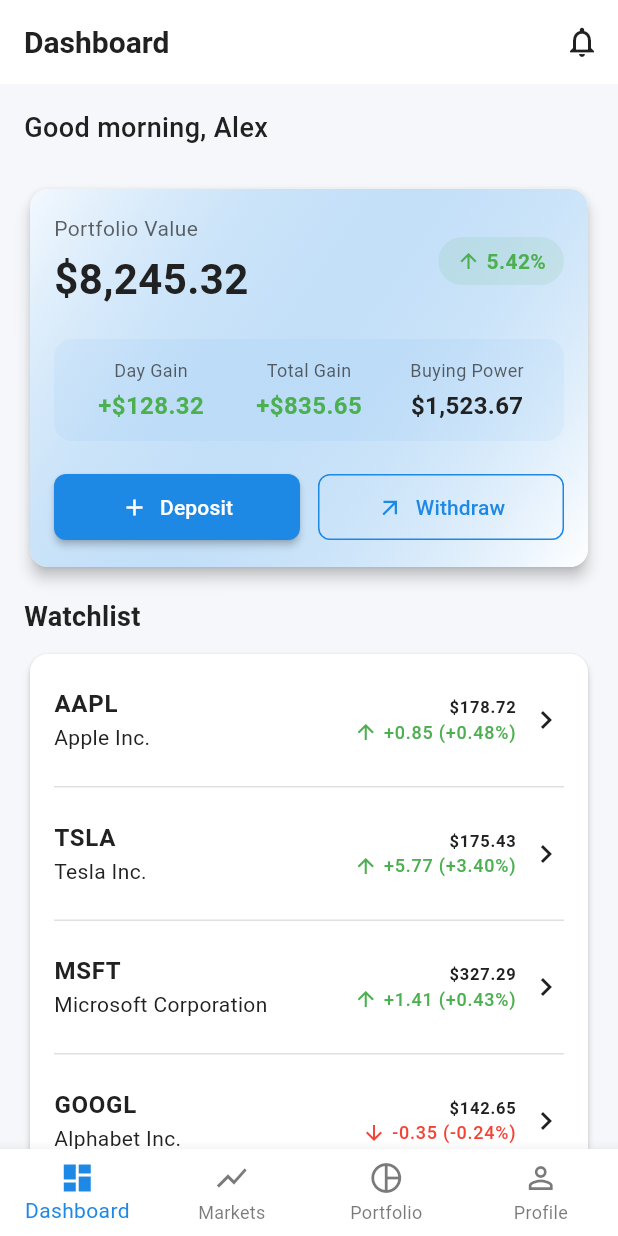
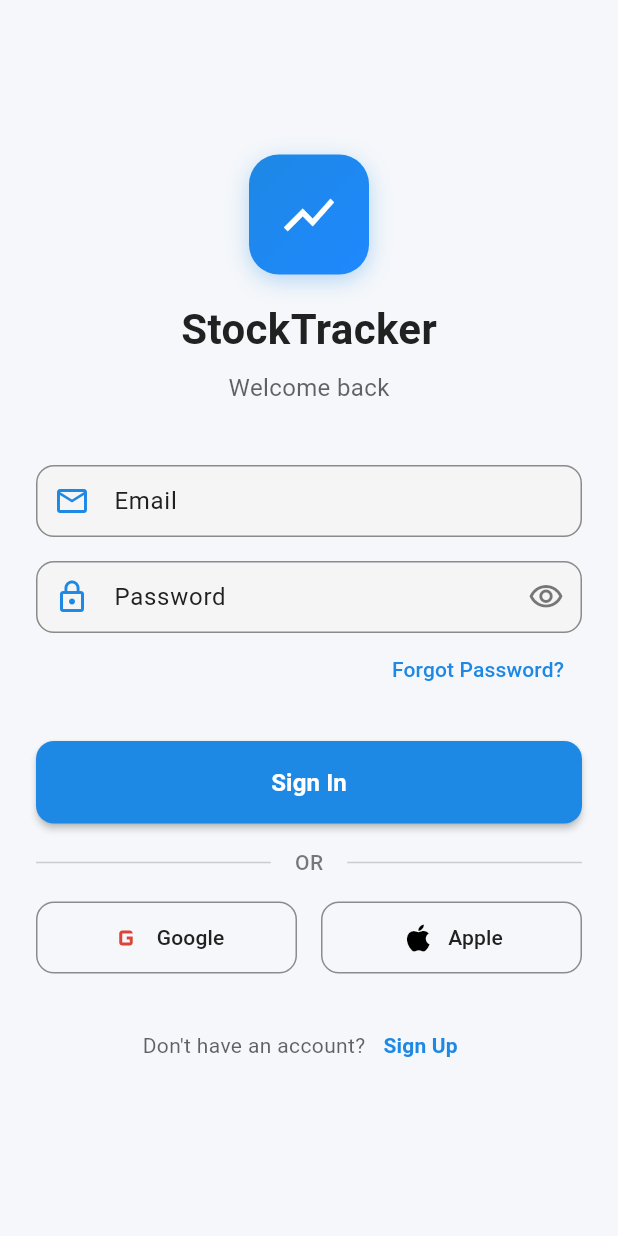
Before and after one commit to SantillanPs/Evallar_midterm, a Flutter app: the screen it shows after launch, on a phone screen of 412 x 824 dp. Run offline on Flutter 3.47's test engine with Material 3 defaults, Android fonts, the phone set to English and light mode, and no system bars.

```diff
--- a/lib/screens/dashboard_screen.dart
+++ b/lib/screens/dashboard_screen.dart
@@ -22,48 +22,48 @@ class DashboardScreen extends StatelessWidget {
           ),
         ],
       ),
-      body: SafeArea(
+      body: const SafeArea(
         child: SingleChildScrollView(
-          padding: const EdgeInsets.all(16.0),
+          padding: EdgeInsets.all(16.0),
           child: Column(
             crossAxisAlignment: CrossAxisAlignment.start,
             children: [
               // Welcome message
-              const Text(
+              Text(
                 'Good morning, Alex',
                 style: TextStyle(fontSize: 18, fontWeight: FontWeight.w500),
               ),
-              const SizedBox(height: 24),
+              SizedBox(height: 24),
 
               // Portfolio summary
-              const PortfolioSummaryCard(),
-              const SizedBox(height: 16),
+              PortfolioSummaryCard(),
+              SizedBox(height: 16),
 
               // Watchlist
-              const Text(
+              Text(
                 'Watchlist',
                 style: TextStyle(fontSize: 18, fontWeight: FontWeight.bold),
               ),
-              const SizedBox(height: 8),
-              const WatchlistCard(),
-              const SizedBox(height: 16),
+              SizedBox(height: 8),
+              WatchlistCard(),
+              SizedBox(height: 16),
 
               // Market overview
-              const Text(
+              Text(
                 'Market Overview',
                 style: TextStyle(fontSize: 18, fontWeight: FontWeight.bold),
               ),
-              const SizedBox(height: 8),
-              const MarketOverviewCard(),
-              const SizedBox(height: 16),
+              SizedBox(height: 8),
+              MarketOverviewCard(),
+              SizedBox(height: 16),
 
               // Recent transactions
-              const Text(
+              Text(
                 'Recent Transactions',
                 style: TextStyle(fontSize: 18, fontWeight: FontWeight.bold),
               ),
-              const SizedBox(height: 8),
-              const RecentTransactionsCard(),
+              SizedBox(height: 8),
+              RecentTransactionsCard(),
             ],
           ),
         ),
--- /dev/null
+++ b/lib/screens/login_screen.dart
@@ -0,0 +1,537 @@
+import 'package:flutter/material.dart';
+import '../services/auth_service.dart';
+
+class LoginScreen extends StatefulWidget {
+  const LoginScreen({Key? key}) : super(key: key);
+
+  @override
+  State<LoginScreen> createState() => _LoginScreenState();
+}
+
+class _LoginScreenState extends State<LoginScreen>
+    with SingleTickerProviderStateMixin {
+  final _formKey = GlobalKey<FormState>();
+  final _emailController = TextEditingController();
+  final _passwordController = TextEditingController();
+  final _authService = AuthService();
+
+  bool _isLoading = false;
+  bool _isSignUp = false;
+  bool _obscurePassword = true;
+  String? _errorMessage;
+
+  late AnimationController _animationController;
+  late Animation<double> _fadeAnimation;
+
+  @override
+  void initState() {
+    super.initState();
+    _animationController = AnimationController(
+      vsync: this,
+      duration: const Duration(milliseconds: 500),
+    );
+    _fadeAnimation = Tween<double>(begin: 0.0, end: 1.0).animate(
+      CurvedAnimation(
+        parent: _animationController,
+        curve: Curves.easeIn,
+      ),
+    );
+    _animationController.forward();
+  }
+
+  @override
+  void dispose() {
+    _emailController.dispose();
+    _passwordController.dispose();
+    _animationController.dispose();
+    super.dispose();
+  }
+
+  Future<void> _submitForm() async {
+    if (_formKey.currentState?.validate() ?? false) {
+      setState(() {
+        _isLoading = true;
+        _errorMessage = null;
+      });
+
+      try {
+        bool success;
+        if (_isSignUp) {
+          success = await _authService.signUpWithEmailAndPassword(
+            _emailController.text,
+            _passwordController.text,
+          );
+        } else {
+          success = await _authService.signInWithEmailAndPassword(
+            _emailController.text,
+            _passwordController.text,
+          );
+        }
+
+        if (!success && mounted) {
+          setState(() {
+            _errorMessage = _isSignUp
+                ? 'Failed to create account. Please try again.'
+                : 'Invalid email or password.';
+          });
+        }
+      } catch (e) {
+        if (mounted) {
+          setState(() {
+            _errorMessage = 'An error occurred. Please try again.';
+          });
+        }
+      } finally {
+        if (mounted) {
+          setState(() {
+            _isLoading = false;
+          });
+        }
+      }
+    }
+  }
+
+  void _toggleAuthMode() {
+    setState(() {
+      _isSignUp = !_isSignUp;
+      _errorMessage = null;
+    });
+    _animationController.reset();
+    _animationController.forward();
+  }
+
+  Future<void> _resetPassword() async {
+    if (_emailController.text.isEmpty) {
+      setState(() {
+        _errorMessage = 'Please enter your email address.';
+      });
+      return;
+    }
+
+    setState(() {
+      _isLoading = true;
+      _errorMessage = null;
+    });
+
+    try {
+      final success = await _authService.resetPassword(_emailController.text);
+      if (mounted) {
+        ScaffoldMessenger.of(context).showSnackBar(
+          SnackBar(
+            content: Text(
+              success
+                  ? 'Password reset email sent!'
+                  : 'Failed to send reset email.',
+            ),
+            backgroundColor: success ? Colors.green : Colors.red,
+          ),
+        );
+      }
+    } catch (e) {
+      if (mounted) {
+        setState(() {
+          _errorMessage = 'An error occurred. Please try again.';
+        });
+      }
+    } finally {
+      if (mounted) {
+        setState(() {
+          _isLoading = false;
+        });
+      }
+    }
+  }
+
+  @override
+  Widget build(BuildContext context) {
+    final theme = Theme.of(context);
+    final colorScheme = theme.colorScheme;
+    final size = MediaQuery.of(context).size;
+
+    return Scaffold(
+      body: SafeArea(
+        child: Center(
+          child: SingleChildScrollView(
+            padding: const EdgeInsets.all(24.0),
+            child: FadeTransition(
+              opacity: _fadeAnimation,
+              child: Column(
+                mainAxisAlignment: MainAxisAlignment.center,
+                crossAxisAlignment: CrossAxisAlignment.stretch,
+                children: [
+                  // Logo and app name
+                  Column(
+                    children: [
+                      Container(
+                        width: 80,
+                        height: 80,
+                        decoration: BoxDecoration(
+                          gradient: LinearGradient(
+                            begin: Alignment.topLeft,
+                            end: Alignment.bottomRight,
+                            colors: [
+                              colorScheme.primary,
+                              colorScheme.primary.withBlue(
+                                (colorScheme.primary.blue + 40).clamp(0, 255),
+                              ),
+                            ],
+                          ),
+                          borderRadius: BorderRadius.circular(20),
+                          boxShadow: [
+                            BoxShadow(
+                              color: colorScheme.primary.withOpacity(0.3),
+                              blurRadius: 12,
+                              offset: const Offset(0, 4),
+                            ),
+                          ],
+                        ),
+                        child: Icon(
+                          Icons.show_chart,
+                          size: 40,
+                          color: colorScheme.onPrimary,
+                        ),
+                      ),
+                      const SizedBox(height: 16),
+                      Text(
+                        'StockTracker',
+                        style: TextStyle(
+                          fontSize: 28,
+                          fontWeight: FontWeight.bold,
+                          color: colorScheme.onBackground,
+                        ),
+                      ),
+                      const SizedBox(height: 8),
+                      Text(
+                        _isSignUp ? 'Create your account' : 'Welcome back',
+                        style: TextStyle(
+                          fontSize: 16,
+                          color: colorScheme.onBackground.withOpacity(0.7),
+                        ),
+                      ),
+                    ],
+                  ),
+                  const SizedBox(height: 40),
+
+                  // Error message
+                  if (_errorMessage != null) ...[
+                    Container(
+                      padding: const EdgeInsets.all(12),
+                      decoration: BoxDecoration(
+                        color: theme.colorScheme.error.withOpacity(0.1),
+                        borderRadius: BorderRadius.circular(8),
+                      ),
+                      child: Row(
+                        children: [
+                          Icon(
+                            Icons.error_outline,
+                            color: theme.colorScheme.error,
+                            size: 20,
+                          ),
+                          const SizedBox(width: 8),
+                          Expanded(
+                            child: Text(
+                              _errorMessage!,
+                              style: TextStyle(
+                                color: theme.colorScheme.error,
+                                fontSize: 14,
+                              ),
+                            ),
+                          ),
+                        ],
+                      ),
+                    ),
+                    const SizedBox(height: 24),
+                  ],
+
+                  // Login form
+                  Form(
+                    key: _formKey,
+                    child: Column(
+                      crossAxisAlignment: CrossAxisAlignment.stretch,
+                      children: [
+                        // Email field
+                        TextFormField(
+                          controller: _emailController,
+                          keyboardType: TextInputType.emailAddress,
+                          decoration: InputDecoration(
+                            labelText: 'Email',
+                            hintText: 'Enter your email',
+                            prefixIcon: Icon(
+                              Icons.email_outlined,
+                              color: colorScheme.primary,
+                            ),
+                            border: OutlineInputBorder(
+                              borderRadius: BorderRadius.circular(12),
+                              borderSide: BorderSide(
+                                color: colorScheme.outline,
+                              ),
+                            ),
+                            enabledBorder: OutlineInputBorder(
+                              borderRadius: BorderRadius.circular(12),
+                              borderSide: BorderSide(
+                                color: colorScheme.outline.withOpacity(0.5),
+                              ),
+                            ),
+                            focusedBorder: OutlineInputBorder(
+                              borderRadius: BorderRadius.circular(12),
+                              borderSide: BorderSide(
+                                color: colorScheme.primary,
+                                width: 2,
+                              ),
+                            ),
+                          ),
+                          validator: (value) {
+                            if (value == null || value.isEmpty) {
+                              return 'Please enter your email';
+                            }
+                            if (!RegExp(r'^[\w-\.]+@([\w-]+\.)+[\w-]{2,4}$')
+                                .hasMatch(value)) {
+                              return 'Please enter a valid email';
+                            }
+                            return null;
+                          },
+                        ),
+                        const SizedBox(height: 16),
+
+                        // Password field
+                        TextFormField(
+                          controller: _passwordController,
+                          obscureText: _obscurePassword,
+                          decoration: InputDecoration(
+                            labelText: 'Password',
+                            hintText: _isSignUp
+                                ? 'Create a password (min. 6 characters)'
+                                : 'Enter your password',
+                            prefixIcon: Icon(
+                              Icons.lock_outline,
+                              color: colorScheme.primary,
+                            ),
+                            suffixIcon: IconButton(
+                              icon: Icon(
+                                _obscurePassword
+                                    ? Icons.visibility_outlined
+                                    : Icons.visibility_off_outlined,
+                                color: colorScheme.onSurface.withOpacity(0.6),
+                              ),
+                              onPressed: () {
+                                setState(() {
+                                  _obscurePassword = !_obscurePassword;
+                                });
+                              },
+                            ),
+                            border: OutlineInputBorder(
+                              borderRadius: BorderRadius.circular(12),
+                              borderSide: BorderSide(
+                                color: colorScheme.outline,
+                              ),
+                            ),
+                            enabledBorder: OutlineInputBorder(
+                              borderRadius: BorderRadius.circular(12),
+                              borderSide: BorderSide(
+                                color: colorScheme.outline.withOpacity(0.5),
+                              ),
+                            ),
+                            focusedBorder: OutlineInputBorder(
+                              borderRadius: BorderRadius.circular(12),
+                              borderSide: BorderSide(
+                                color: colorScheme.primary,
+                                width: 2,
+                              ),
+                            ),
+                          ),
+                          validator: (value) {
+                            if (value == null || value.isEmpty) {
+                              return 'Please enter your password';
+                            }
+                            if (_isSignUp && value.length < 6) {
+                              return 'Password must be at least 6 characters';
+                            }
+                            return null;
+                          },
+                        ),
+
+                        // Forgot password
+                        if (!_isSignUp) ...[
+                          Align(
+                            alignment: Alignment.centerRight,
+                            child: TextButton(
+                              onPressed: _isLoading ? null : _resetPassword,
+                              child: Text(
+                                'Forgot Password?',
+                                style: TextStyle(
+                                  color: colorScheme.primary,
+                                  fontWeight: FontWeight.w500,
+                                ),
+                              ),
+                            ),
+                          ),
+                        ],
+
+                        const SizedBox(height: 24),
+
+                        // Submit button
+                        ElevatedButton(
+                          onPressed: _isLoading ? null : _submitForm,
+                          style: ElevatedButton.styleFrom(
+                            padding: const EdgeInsets.symmetric(vertical: 16),
+                            shape: RoundedRectangleBorder(
+                              borderRadius: BorderRadius.circular(12),
+                            ),
+                            elevation: 2,
+                          ),
+                          child: _isLoading
+                              ? SizedBox(
+                                  height: 20,
+                                  width: 20,
+                                  child: CircularProgressIndicator(
+                                    strokeWidth: 2,
+                                    color: colorScheme.onPrimary,
+                                  ),
+                                )
+                              : Text(
+                                  _isSignUp ? 'Create Account' : 'Sign In',
+                                  style: const TextStyle(
+                                    fontSize: 16,
+                                    fontWeight: FontWeight.bold,
+                                  ),
+                                ),
+                        ),
+
+                        const SizedBox(height: 16),
+
+                        // Divider with "or" text
+                        Row(
+                          children: [
+                            Expanded(
+                              child: Divider(
+                                color: colorScheme.onSurface.withOpacity(0.2),
+                              ),
+                            ),
+                            Padding(
+                              padding:
+                                  const EdgeInsets.symmetric(horizontal: 16),
+                              child: Text(
+                                'OR',
+                                style: TextStyle(
+                                  color: colorScheme.onSurface.withOpacity(0.6),
+                                  fontWeight: FontWeight.w500,
+                                ),
+                              ),
+                            ),
+                            Expanded(
+                              child: Divider(
+                                color: colorScheme.onSurface.withOpacity(0.2),
+                              ),
+                            ),
+                          ],
+                        ),
+
+                        const SizedBox(height: 16),
+
+                        // Social login buttons
+                        Row(
+                          mainAxisAlignment: MainAxisAlignment.center,
+                          children: [
+                            _SocialLoginButton(
+                              icon: Icons.g_mobiledata,
+                              label: 'Google',
+                              color: const Color(0xFFDB4437),
+                              onPressed: () {},
+                            ),
+                            const SizedBox(width: 16),
+                            _SocialLoginButton(
+                              icon: Icons.apple,
+                              label: 'Apple',
+                              color: theme.brightness == Brightness.dark
+                                  ? Colors.white
+                                  : Colors.black,
+                              onPressed: () {},
+                            ),
+                          ],
+                        ),
+
+                        const SizedBox(height: 24),
+
+                        // Toggle between login and signup
+                        Row(
+                          mainAxisAlignment: MainAxisAlignment.center,
+                          children: [
+                            Text(
+                              _isSignUp
+                                  ? 'Already have an account?'
+                                  : 'Don\'t have an account?',
+                              style: TextStyle(
+                                color: colorScheme.onSurface.withOpacity(0.7),
+                              ),
+                            ),
+                            TextButton(
+                              onPressed: _isLoading ? null : _toggleAuthMode,
+                              child: Text(
+                                _isSignUp ? 'Sign In' : 'Sign Up',
+                                style: TextStyle(
+                                  color: colorScheme.primary,
+                                  fontWeight: FontWeight.bold,
+                                ),
+                              ),
+                            ),
+                          ],
+                        ),
+                      ],
+                    ),
+                  ),
+                ],
+              ),
+            ),
+          ),
+        ),
+      ),
+    );
+  }
+}
+
+class _SocialLoginButton extends StatelessWidget {
+  final IconData icon;
+  final String label;
+  final Color color;
+  final VoidCallback onPressed;
+
+  const _SocialLoginButton({
+    required this.icon,
+    required this.label,
+    required this.color,
+    required this.onPressed,
+  });
+
+  @override
+  Widget build(BuildContext context) {
+    final theme = Theme.of(context);
+    final colorScheme = theme.colorScheme;
+
+    return Expanded(
+      child: OutlinedButton.icon(
+        onPressed: onPressed,
+        icon: Icon(
+          icon,
+          color: color,
+          size: 24,
+        ),
+        label: Text(
+          label,
+          style: TextStyle(
+            color: colorScheme.onSurface,
+            fontWeight: FontWeight.w500,
+          ),
+        ),
+        style: OutlinedButton.styleFrom(
+          padding: const EdgeInsets.symmetric(vertical: 12),
+          side: BorderSide(
+            color: colorScheme.outline.withOpacity(0.5),
+          ),
+          shape: RoundedRectangleBorder(
+            borderRadius: BorderRadius.circular(12),
+          ),
+        ),
+      ),
+    );
+  }
+}
--- /dev/null
+++ b/lib/services/auth_service.dart
@@ -0,0 +1,67 @@
+import 'dart:async';
+
+class AuthService {
+  // In a real app, you would use secure storage for auth state
+  static bool _isAuthenticated = false;
+
+  // Stream controller to broadcast auth state changes
+  static final StreamController<bool> _authStateController =
+      StreamController<bool>.broadcast();
+
+  // Stream of authentication state changes
+  Stream<bool> get authStateChanges => _authStateController.stream;
+
+  // Check if user is authenticated
+  Future<bool> isAuthenticated() async {
+    // Simulate async operation like checking token validity
+    return Future.value(_isAuthenticated);
+  }
+
+  // Sign in with email and password
+  Future<bool> signInWithEmailAndPassword(String email, String password) async {
+    // Simulate network request
+    await Future.delayed(const Duration(seconds: 1));
+
+    // Simple validation - in a real app, you would call your backend
+    if (email.isNotEmpty && password.isNotEmpty) {
+      _isAuthenticated = true;
+      _authStateController.add(true);
+      return true;
+    }
+    return false;
+  }
+
+  // Sign out
+  Future<void> signOut() async {
+    _isAuthenticated = false;
+    _authStateController.add(false);
+  }
+
+  // Sign up with email and password
+  Future<bool> signUpWithEmailAndPassword(String email, String password) async {
+    // Simulate network request
+    await Future.delayed(const Duration(seconds: 1));
+
+    // Simple validation - in a real app, you would call your backend
+    if (email.isNotEmpty && password.length >= 6) {
+      _isAuthenticated = true;
+      _authStateController.add(true);
+      return true;
+    }
+    return false;
+  }
+
+  // Reset password
+  Future<bool> resetPassword(String email) async {
+    // Simulate network request
+    await Future.delayed(const Duration(seconds: 1));
+
+    // Simple validation - in a real app, you would call your backend
+    return email.isNotEmpty;
+  }
+
+  // Dispose resources
+  void dispose() {
+    _authStateController.close();
+  }
+}
```
Also changed, not shown: lib/main.dart (+92 -3 lines), lib/screens/profile_screen.dart (+6 -3 lines).
